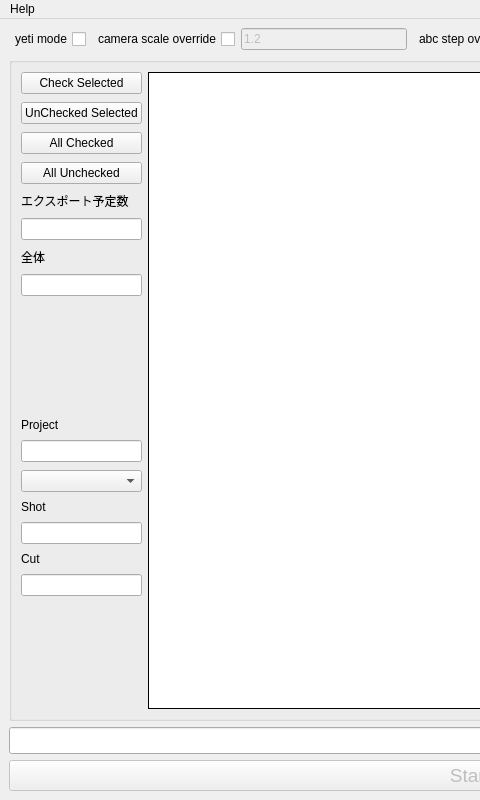
Qt form pycode/gui.ui (n-designdev/ND_AssetExporter) before a commit; both pictures show x 0 to 480 and y 0 to 800 of the 1000 by 800 pixel window.
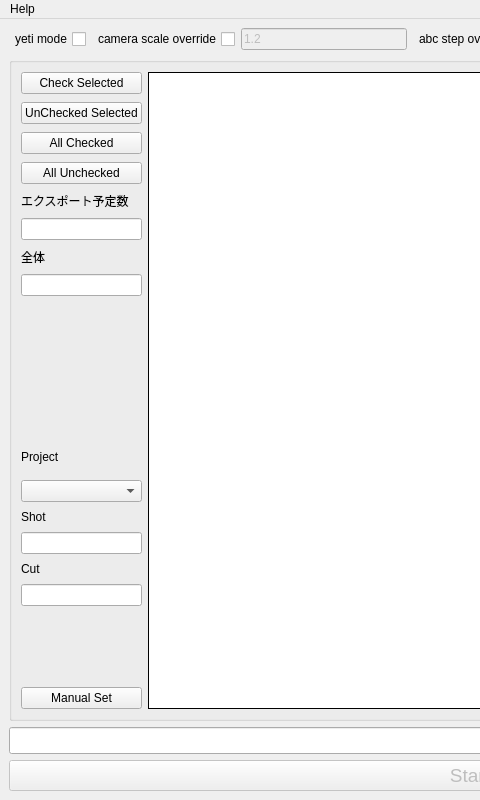
The same form after that commit.

```diff
--- a/pycode/gui.ui
+++ b/pycode/gui.ui
@@ -392,6 +392,19 @@
                   </property>
                  </spacer>
                 </item>
+                <item>
+                 <spacer name="verticalSpacer_5">
+                  <property name="orientation">
+                   <enum>Qt::Vertical</enum>
+                  </property>
+                  <property name="sizeHint" stdset="0">
+                   <size>
+                    <width>20</width>
+                    <height>40</height>
+                   </size>
+                  </property>
+                 </spacer>
+                </item>
                 <item>
                  <widget class="QLabel" name="label_6">
                   <property name="text">
@@ -402,11 +415,20 @@
                 <item>
                  <widget class="QLineEdit" name="proj_line">
                   <property name="sizePolicy">
-                   <sizepolicy hsizetype="Preferred" vsizetype="Fixed">
+                   <sizepolicy hsizetype="Preferred" vsizetype="Preferred">
                     <horstretch>0</horstretch>
                     <verstretch>0</verstretch>
                    </sizepolicy>
                   </property>
+                  <property name="maximumSize">
+                   <size>
+                    <width>0</width>
+                    <height>0</height>
+                   </size>
+                  </property>
+                  <property name="frame">
+                   <bool>true</bool>
+                  </property>
                  </widget>
                 </item>
                 <item>
@@ -459,6 +481,13 @@
                   </property>
                  </spacer>
                 </item>
+                <item>
+                 <widget class="QPushButton" name="pushButton">
+                  <property name="text">
+                   <string>Manual Set</string>
+                  </property>
+                 </widget>
+                </item>
                </layout>
               </item>
               <item>
```
